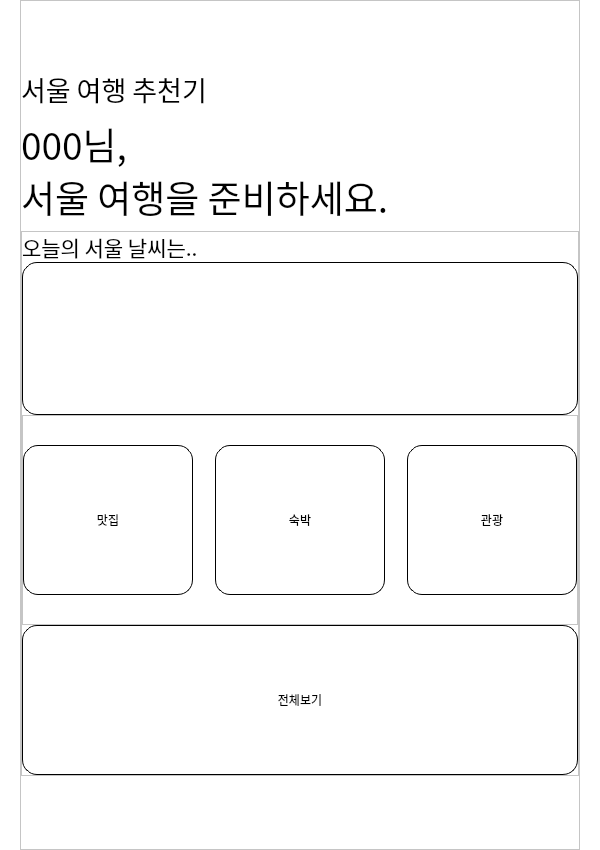
Before: the Qt Designer form seoul_main_page.ui in yunjae6875/seoul_trip_program, drawn with Qt 5.
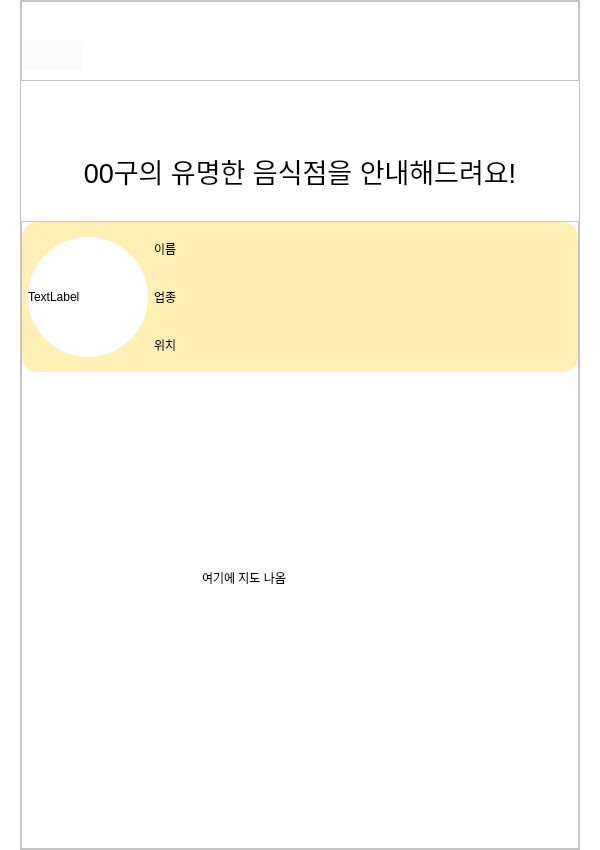
After: the same form once the commit is applied. The open tabs and pages were chosen to show the change. Icons and pictures are not drawn.

Commit message: ui 수정

```diff
--- a/seoul_main_page.ui
+++ b/seoul_main_page.ui
@@ -707,6 +707,678 @@
         </item>
        </layout>
       </widget>
+      <widget class="QWidget" name="main_page_3">
+       <property name="styleSheet">
+        <string notr="true">background-color: rgb(255, 255, 255);</string>
+       </property>
+       <layout class="QVBoxLayout" name="verticalLayout_9">
+        <property name="spacing">
+         <number>0</number>
+        </property>
+        <property name="leftMargin">
+         <number>0</number>
+        </property>
+        <property name="topMargin">
+         <number>0</number>
+        </property>
+        <property name="rightMargin">
+         <number>0</number>
+        </property>
+        <property name="bottomMargin">
+         <number>0</number>
+        </property>
+        <item>
+         <layout class="QHBoxLayout" name="horizontalLayout_6">
+          <property name="spacing">
+           <number>0</number>
+          </property>
+          <item>
+           <spacer name="horizontalSpacer_8">
+            <property name="orientation">
+             <enum>Qt::Horizontal</enum>
+            </property>
+            <property name="sizeType">
+             <enum>QSizePolicy::Fixed</enum>
+            </property>
+            <property name="sizeHint" stdset="0">
+             <size>
+              <width>20</width>
+              <height>20</height>
+             </size>
+            </property>
+           </spacer>
+          </item>
+          <item>
+           <widget class="QFrame" name="frame_7">
+            <property name="minimumSize">
+             <size>
+              <width>0</width>
+              <height>220</height>
+             </size>
+            </property>
+            <property name="frameShape">
+             <enum>QFrame::StyledPanel</enum>
+            </property>
+            <property name="frameShadow">
+             <enum>QFrame::Raised</enum>
+            </property>
+            <layout class="QVBoxLayout" name="verticalLayout_7">
+             <property name="spacing">
+              <number>0</number>
+             </property>
+             <property name="leftMargin">
+              <number>0</number>
+             </property>
+             <property name="topMargin">
+              <number>0</number>
+             </property>
+             <property name="rightMargin">
+              <number>0</number>
+             </property>
+             <property name="bottomMargin">
+              <number>0</number>
+             </property>
+             <item>
+              <widget class="QFrame" name="frame_8">
+               <property name="minimumSize">
+                <size>
+                 <width>0</width>
+                 <height>80</height>
+                </size>
+               </property>
+               <property name="maximumSize">
+                <size>
+                 <width>16777215</width>
+                 <height>80</height>
+                </size>
+               </property>
+               <property name="frameShape">
+                <enum>QFrame::StyledPanel</enum>
+               </property>
+               <property name="frameShadow">
+                <enum>QFrame::Raised</enum>
+               </property>
+               <layout class="QHBoxLayout" name="horizontalLayout_7">
+                <property name="spacing">
+                 <number>0</number>
+                </property>
+                <property name="leftMargin">
+                 <number>0</number>
+                </property>
+                <property name="topMargin">
+                 <number>0</number>
+                </property>
+                <property name="rightMargin">
+                 <number>0</number>
+                </property>
+                <property name="bottomMargin">
+                 <number>0</number>
+                </property>
+                <item>
+                 <widget class="QPushButton" name="pushButton_6">
+                  <property name="minimumSize">
+                   <size>
+                    <width>60</width>
+                    <height>60</height>
+                   </size>
+                  </property>
+                  <property name="styleSheet">
+                   <string notr="true">background-color: rgba(255, 255, 255, 0);</string>
+                  </property>
+                  <property name="text">
+                   <string/>
+                  </property>
+                  <property name="icon">
+                   <iconset>
+                    <normaloff>img/back.png</normaloff>img/back.png</iconset>
+                  </property>
+                  <property name="iconSize">
+                   <size>
+                    <width>60</width>
+                    <height>60</height>
+                   </size>
+                  </property>
+                 </widget>
+                </item>
+                <item>
+                 <spacer name="horizontalSpacer_9">
+                  <property name="orientation">
+                   <enum>Qt::Horizontal</enum>
+                  </property>
+                  <property name="sizeType">
+                   <enum>QSizePolicy::Expanding</enum>
+                  </property>
+                  <property name="sizeHint" stdset="0">
+                   <size>
+                    <width>40</width>
+                    <height>20</height>
+                   </size>
+                  </property>
+                 </spacer>
+                </item>
+               </layout>
+              </widget>
+             </item>
+             <item>
+              <spacer name="verticalSpacer_4">
+               <property name="orientation">
+                <enum>Qt::Vertical</enum>
+               </property>
+               <property name="sizeType">
+                <enum>QSizePolicy::Fixed</enum>
+               </property>
+               <property name="sizeHint" stdset="0">
+                <size>
+                 <width>20</width>
+                 <height>40</height>
+                </size>
+               </property>
+              </spacer>
+             </item>
+             <item>
+              <widget class="QLabel" name="label_8">
+               <property name="minimumSize">
+                <size>
+                 <width>0</width>
+                 <height>100</height>
+                </size>
+               </property>
+               <property name="maximumSize">
+                <size>
+                 <width>16777215</width>
+                 <height>100</height>
+                </size>
+               </property>
+               <property name="font">
+                <font>
+                 <pointsize>20</pointsize>
+                </font>
+               </property>
+               <property name="text">
+                <string>00구의 유명한 음식점을 안내해드려요!</string>
+               </property>
+               <property name="alignment">
+                <set>Qt::AlignCenter</set>
+               </property>
+              </widget>
+             </item>
+             <item>
+              <widget class="QFrame" name="frame_9">
+               <property name="minimumSize">
+                <size>
+                 <width>0</width>
+                 <height>570</height>
+                </size>
+               </property>
+               <property name="frameShape">
+                <enum>QFrame::StyledPanel</enum>
+               </property>
+               <property name="frameShadow">
+                <enum>QFrame::Raised</enum>
+               </property>
+               <layout class="QVBoxLayout" name="verticalLayout_8">
+                <property name="spacing">
+                 <number>0</number>
+                </property>
+                <property name="leftMargin">
+                 <number>0</number>
+                </property>
+                <property name="topMargin">
+                 <number>0</number>
+                </property>
+                <property name="rightMargin">
+                 <number>0</number>
+                </property>
+                <property name="bottomMargin">
+                 <number>0</number>
+                </property>
+                <item>
+                 <widget class="QScrollArea" name="scrollArea">
+                  <property name="widgetResizable">
+                   <bool>true</bool>
+                  </property>
+                  <widget class="QWidget" name="scrollAreaWidgetContents">
+                   <property name="geometry">
+                    <rect>
+                     <x>0</x>
+                     <y>0</y>
+                     <width>552</width>
+                     <height>582</height>
+                    </rect>
+                   </property>
+                  </widget>
+                 </widget>
+                </item>
+                <item>
+                 <spacer name="verticalSpacer_5">
+                  <property name="orientation">
+                   <enum>Qt::Vertical</enum>
+                  </property>
+                  <property name="sizeType">
+                   <enum>QSizePolicy::Fixed</enum>
+                  </property>
+                  <property name="sizeHint" stdset="0">
+                   <size>
+                    <width>20</width>
+                    <height>40</height>
+                   </size>
+                  </property>
+                 </spacer>
+                </item>
+               </layout>
+              </widget>
+             </item>
+            </layout>
+           </widget>
+          </item>
+          <item>
+           <spacer name="horizontalSpacer_10">
+            <property name="orientation">
+             <enum>Qt::Horizontal</enum>
+            </property>
+            <property name="sizeType">
+             <enum>QSizePolicy::Fixed</enum>
+            </property>
+            <property name="sizeHint" stdset="0">
+             <size>
+              <width>20</width>
+              <height>20</height>
+             </size>
+            </property>
+           </spacer>
+          </item>
+         </layout>
+        </item>
+       </layout>
+      </widget>
+      <widget class="QWidget" name="main_page_4">
+       <property name="styleSheet">
+        <string notr="true">background-color: rgb(255, 255, 255);</string>
+       </property>
+       <layout class="QVBoxLayout" name="verticalLayout_12">
+        <property name="spacing">
+         <number>0</number>
+        </property>
+        <property name="leftMargin">
+         <number>0</number>
+        </property>
+        <property name="topMargin">
+         <number>0</number>
+        </property>
+        <property name="rightMargin">
+         <number>0</number>
+        </property>
+        <property name="bottomMargin">
+         <number>0</number>
+        </property>
+        <item>
+         <layout class="QHBoxLayout" name="horizontalLayout_8">
+          <property name="spacing">
+           <number>0</number>
+          </property>
+          <item>
+           <spacer name="horizontalSpacer_11">
+            <property name="orientation">
+             <enum>Qt::Horizontal</enum>
+            </property>
+            <property name="sizeType">
+             <enum>QSizePolicy::Fixed</enum>
+            </property>
+            <property name="sizeHint" stdset="0">
+             <size>
+              <width>20</width>
+              <height>20</height>
+             </size>
+            </property>
+           </spacer>
+          </item>
+          <item>
+           <widget class="QFrame" name="frame_10">
+            <property name="minimumSize">
+             <size>
+              <width>0</width>
+              <height>220</height>
+             </size>
+            </property>
+            <property name="frameShape">
+             <enum>QFrame::StyledPanel</enum>
+            </property>
+            <property name="frameShadow">
+             <enum>QFrame::Raised</enum>
+            </property>
+            <layout class="QVBoxLayout" name="verticalLayout_10">
+             <property name="spacing">
+              <number>0</number>
+             </property>
+             <property name="leftMargin">
+              <number>0</number>
+             </property>
+             <property name="topMargin">
+              <number>0</number>
+             </property>
+             <property name="rightMargin">
+              <number>0</number>
+             </property>
+             <property name="bottomMargin">
+              <number>0</number>
+             </property>
+             <item>
+              <widget class="QFrame" name="frame_11">
+               <property name="maximumSize">
+                <size>
+                 <width>16777215</width>
+                 <height>80</height>
+                </size>
+               </property>
+               <property name="frameShape">
+                <enum>QFrame::StyledPanel</enum>
+               </property>
+               <property name="frameShadow">
+                <enum>QFrame::Raised</enum>
+               </property>
+               <layout class="QHBoxLayout" name="horizontalLayout_9">
+                <property name="spacing">
+                 <number>0</number>
+                </property>
+                <property name="leftMargin">
+                 <number>0</number>
+                </property>
+                <property name="topMargin">
+                 <number>0</number>
+                </property>
+                <property name="rightMargin">
+                 <number>0</number>
+                </property>
+                <property name="bottomMargin">
+                 <number>0</number>
+                </property>
+                <item>
+                 <widget class="QPushButton" name="pushButton_7">
+                  <property name="minimumSize">
+                   <size>
+                    <width>60</width>
+                    <height>60</height>
+                   </size>
+                  </property>
+                  <property name="styleSheet">
+                   <string notr="true">background-color: rgba(255, 255, 255, 0);</string>
+                  </property>
+                  <property name="text">
+                   <string/>
+                  </property>
+                  <property name="icon">
+                   <iconset>
+                    <normaloff>img/back.png</normaloff>img/back.png</iconset>
+                  </property>
+                  <property name="iconSize">
+                   <size>
+                    <width>60</width>
+                    <height>60</height>
+                   </size>
+                  </property>
+                 </widget>
+                </item>
+                <item>
+                 <spacer name="horizontalSpacer_12">
+                  <property name="orientation">
+                   <enum>Qt::Horizontal</enum>
+                  </property>
+                  <property name="sizeType">
+                   <enum>QSizePolicy::Expanding</enum>
+                  </property>
+                  <property name="sizeHint" stdset="0">
+                   <size>
+                    <width>40</width>
+                    <height>20</height>
+                   </size>
+                  </property>
+                 </spacer>
+                </item>
+               </layout>
+              </widget>
+             </item>
+             <item>
+              <spacer name="verticalSpacer_6">
+               <property name="orientation">
+                <enum>Qt::Vertical</enum>
+               </property>
+               <property name="sizeType">
+                <enum>QSizePolicy::Fixed</enum>
+               </property>
+               <property name="sizeHint" stdset="0">
+                <size>
+                 <width>20</width>
+                 <height>40</height>
+                </size>
+               </property>
+              </spacer>
+             </item>
+             <item>
+              <widget class="QLabel" name="label_9">
+               <property name="minimumSize">
+                <size>
+                 <width>0</width>
+                 <height>100</height>
+                </size>
+               </property>
+               <property name="maximumSize">
+                <size>
+                 <width>16777215</width>
+                 <height>100</height>
+                </size>
+               </property>
+               <property name="font">
+                <font>
+                 <pointsize>20</pointsize>
+                </font>
+               </property>
+               <property name="text">
+                <string>00구의 유명한 음식점을 안내해드려요!</string>
+               </property>
+               <property name="alignment">
+                <set>Qt::AlignCenter</set>
+               </property>
+              </widget>
+             </item>
+             <item>
+              <widget class="QFrame" name="frame_12">
+               <property name="minimumSize">
+                <size>
+                 <width>0</width>
+                 <height>570</height>
+                </size>
+               </property>
+               <property name="frameShape">
+                <enum>QFrame::StyledPanel</enum>
+               </property>
+               <property name="frameShadow">
+                <enum>QFrame::Raised</enum>
+               </property>
+               <layout class="QVBoxLayout" name="verticalLayout_11">
+                <property name="spacing">
+                 <number>0</number>
+                </property>
+                <property name="leftMargin">
+                 <number>0</number>
+                </property>
+                <property name="topMargin">
+                 <number>0</number>
+                </property>
+                <property name="rightMargin">
+                 <number>0</number>
+                </property>
+                <property name="bottomMargin">
+                 <number>0</number>
+                </property>
+                <item>
+                 <widget class="QFrame" name="frame_13">
+                  <property name="maximumSize">
+                   <size>
+                    <width>16777215</width>
+                    <height>150</height>
+                   </size>
+                  </property>
+                  <property name="styleSheet">
+                   <string notr="true">background-color: rgb(255, 239, 181);
+border-radius: 15px;</string>
+                  </property>
+                  <property name="frameShape">
+                   <enum>QFrame::StyledPanel</enum>
+                  </property>
+                  <property name="frameShadow">
+                   <enum>QFrame::Raised</enum>
+                  </property>
+                  <layout class="QHBoxLayout" name="horizontalLayout_11">
+                   <property name="spacing">
+                    <number>0</number>
+                   </property>
+                   <property name="leftMargin">
+                    <number>0</number>
+                   </property>
+                   <property name="topMargin">
+                    <number>0</number>
+                   </property>
+                   <property name="rightMargin">
+                    <number>0</number>
+                   </property>
+                   <property name="bottomMargin">
+                    <number>0</number>
+                   </property>
+                   <item>
+                    <layout class="QHBoxLayout" name="horizontalLayout_10">
+                     <property name="spacing">
+                      <number>6</number>
+                     </property>
+                     <property name="leftMargin">
+                      <number>6</number>
+                     </property>
+                     <property name="topMargin">
+                      <number>6</number>
+                     </property>
+                     <property name="rightMargin">
+                      <number>6</number>
+                     </property>
+                     <property name="bottomMargin">
+                      <number>6</number>
+                     </property>
+                     <item>
+                      <widget class="QLabel" name="img_label">
+                       <property name="minimumSize">
+                        <size>
+                         <width>120</width>
+                         <height>0</height>
+                        </size>
+                       </property>
+                       <property name="maximumSize">
+                        <size>
+                         <width>120</width>
+                         <height>120</height>
+                        </size>
+                       </property>
+                       <property name="styleSheet">
+                        <string notr="true">background-color: rgb(255, 255, 255);
+border-radius: 60px;</string>
+                       </property>
+                       <property name="text">
+                        <string>TextLabel</string>
+                       </property>
+                      </widget>
+                     </item>
+                     <item>
+                      <layout class="QVBoxLayout" name="verticalLayout_13">
+                       <item>
+                        <widget class="QLabel" name="name_lab">
+                         <property name="text">
+                          <string>이름</string>
+                         </property>
+                        </widget>
+                       </item>
+                       <item>
+                        <widget class="QLabel" name="type_lab">
+                         <property name="text">
+                          <string>업종</string>
+                         </property>
+                        </widget>
+                       </item>
+                       <item>
+                        <widget class="QLabel" name="location_lab">
+                         <property name="text">
+                          <string>위치</string>
+                         </property>
+                        </widget>
+                       </item>
+                      </layout>
+                     </item>
+                    </layout>
+                   </item>
+                  </layout>
+                 </widget>
+                </item>
+                <item>
+                 <widget class="QWidget" name="widget_2" native="true">
+                  <property name="maximumSize">
+                   <size>
+                    <width>16777215</width>
+                    <height>515</height>
+                   </size>
+                  </property>
+                  <widget class="QLabel" name="label_6">
+                   <property name="geometry">
+                    <rect>
+                     <x>180</x>
+                     <y>190</y>
+                     <width>141</width>
+                     <height>31</height>
+                    </rect>
+                   </property>
+                   <property name="text">
+                    <string>여기에 지도 나옴</string>
+                   </property>
+                  </widget>
+                 </widget>
+                </item>
+                <item>
+                 <spacer name="verticalSpacer_7">
+                  <property name="orientation">
+                   <enum>Qt::Vertical</enum>
+                  </property>
+                  <property name="sizeType">
+                   <enum>QSizePolicy::Fixed</enum>
+                  </property>
+                  <property name="sizeHint" stdset="0">
+                   <size>
+                    <width>20</width>
+                    <height>40</height>
+                   </size>
+                  </property>
+                 </spacer>
+                </item>
+               </layout>
+              </widget>
+             </item>
+            </layout>
+           </widget>
+          </item>
+          <item>
+           <spacer name="horizontalSpacer_13">
+            <property name="orientation">
+             <enum>Qt::Horizontal</enum>
+            </property>
+            <property name="sizeType">
+             <enum>QSizePolicy::Fixed</enum>
+            </property>
+            <property name="sizeHint" stdset="0">
+             <size>
+              <width>20</width>
+              <height>20</height>
+             </size>
+            </property>
+           </spacer>
+          </item>
+         </layout>
+        </item>
+       </layout>
+      </widget>
      </widget>
     </item>
    </layout>
```
Left out of the diff: 13 changed lines with no effect on the pictures. The commit also changes 2 other files.
